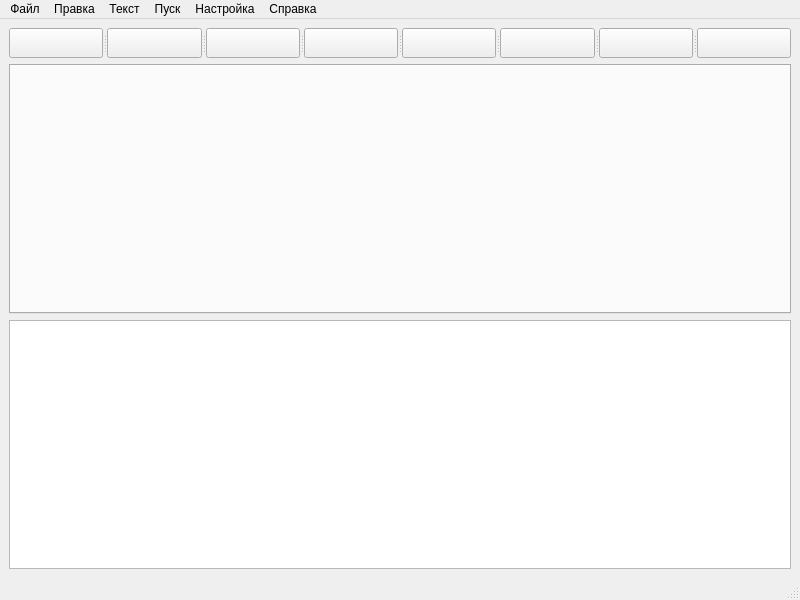
The window that mainwindow.ui (Rokli/Compiler) describes before a commit, drawn with Qt 5.
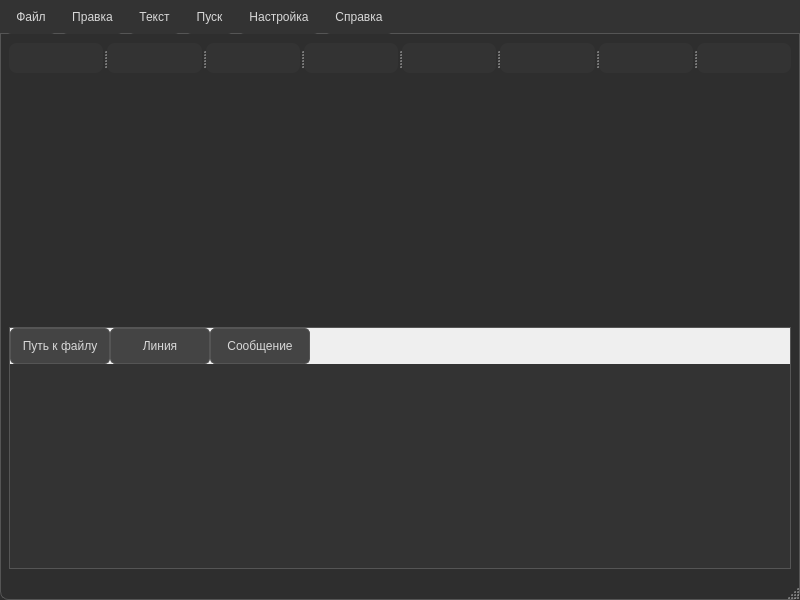
The same window after the commit. Icons and pictures are not drawn.

```diff
--- a/mainwindow.ui
+++ b/mainwindow.ui
@@ -13,6 +13,173 @@
   <property name="windowTitle">
    <string>Компилятор</string>
   </property>
+  <property name="styleSheet">
+   <string notr="true">QPushButton {
+    background-color: #333;
+    color: white;
+    border-radius: 8px;
+    padding: 5px;
+    font-size: 14px;
+}
+
+QPushButton:hover {
+    background-color: #555;
+}
+
+QPushButton:pressed {
+    background-color: #777;
+}
+
+QTabWidget {
+    background-color: #2E2E2E;  /* Более мягкий тёмно-серый */
+    color: #D8D8D8;  /* Светлый текст */
+    border: 2px solid #555555;
+    border-radius: 8px;
+}
+
+QTabWidget::pane {
+    border: none;
+    background-color: #2E2E2E;
+}
+
+QTabBar::tab {
+    background-color: #3C3C3C;  /* Немного светлее */
+    color: #D8D8D8;  /* Светлый текст */
+    padding: 10px;
+    border-radius: 5px;
+    min-width: 100px;
+}
+
+QTabBar::tab:selected {
+    background-color: #5C6BC0;  /* Легкий синий оттенок для выделенного таба */
+    color: white;
+    border-radius: 5px;
+}
+
+QTabBar::tab:hover {
+    background-color: #4C4C4C;  /* Немного светлее на ховер */
+    color: white;
+}
+
+QTabBar::tab:pressed {
+    background-color: #6A7F93;  /* Более холодный оттенок при нажатии */
+    color: white;
+}
+
+
+QTableWidget {
+    background-color: #333333; /* Темный фон для всего table */
+    color: #D8D8D8; /* Светлый текст */
+    border: 1px solid #555555;
+}
+
+QHeaderView::section {
+    background-color: #444444; /* Темный фон для заголовков столбцов */
+    color: #D8D8D8; /* Светлый текст в заголовках */
+    padding: 5px;
+    border: 1px solid #555555; /* Рамка для заголовков */
+}
+
+QTableWidget::item {
+    background-color: #333333; /* Темный фон для ячеек */
+    color: #D8D8D8; /* Светлый текст в ячейках */
+    border: 1px solid #555555; /* Рамка для ячеек */
+}
+
+QTableWidget::item:selected {
+    background-color: #5C6BC0; /* Синий фон для выделенных ячеек */
+    color: white;
+}
+
+QTableWidget::horizontalHeader {
+    background-color: #444444; /* Убираем белый фон у горизонтальных заголовков */
+}
+
+QTableWidget::verticalHeader {
+    background-color: #444444; /* Убираем белый фон у вертикальных заголовков */
+}
+
+QHeaderView::section {
+    background-color: #444444; /* Темный фон для заголовков */
+    color: #D8D8D8; /* Светлый текст заголовков */
+    padding: 8px;
+    border: 1px solid #555555;
+    border-radius: 5px;
+}
+
+QTableCornerButton::section {
+    background-color: #444444;
+    border: none;
+}
+
+
+
+QMainWindow {
+    background-color: #2E2E2E; /* Темный фон окна */
+    color: #D8D8D8; /* Светлый текст */
+    border: 1px solid #555555;
+    border-radius: 8px;
+}
+
+QMenuBar {
+    background-color: #333333; /* Темный фон для меню */
+    color: #D8D8D8; /* Светлый текст в меню */
+    border-bottom: 1px solid #555555;
+}
+
+QMenuBar::item {
+    background-color: #333333;
+    padding: 10px;
+    border-radius: 5px;
+}
+
+QMenuBar::item:selected {
+    background-color: #5C6BC0; /* Выделение пунктов меню */
+    color: white;
+}
+
+
+QLineEdit {
+    background-color: #3C3C3C; /* Темный фон для полей ввода */
+    color: #D8D8D8; /* Светлый текст */
+    border: 1px solid #555555;
+    border-radius: 5px;
+    padding: 5px;
+}
+
+
+QMessageBox {
+    background-color: #333333; /* Темный фон для всего окна */
+    color: #D8D8D8; /* Светлый текст */
+    border-radius: 10px; /* Округлые углы */
+    font-family: Arial, sans-serif; /* Шрифт */
+    font-size: 14px; /* Размер шрифта */
+}
+
+QMessageBox QPushButton {
+    background-color: #444444; /* Темный фон для кнопок */
+    color: #D8D8D8; /* Светлый текст на кнопках */
+    border: 1px solid #555555; /* Рамка кнопок */
+    border-radius: 5px; /* Округлые углы для кнопок */
+    padding: 5px 10px; /* Отступы в кнопках */
+}
+
+QMessageBox QPushButton:hover {
+    background-color: #5C6BC0; /* Цвет кнопки при наведении */
+    color: white;
+}
+
+QMessageBox QPushButton:pressed {
+    background-color: #3F51B5; /* Цвет кнопки при нажатии */
+    color: white;
+}
+
+QMessageBox QLabel {
+    color: #D8D8D8; /* Светлый текст в сообщении */
+}
+
+</string>
+  </property>
   <widget class="QWidget" name="centralwidget">
    <layout class="QVBoxLayout" name="verticalLayout">
     <item>
@@ -23,10 +190,16 @@
         <height>30</height>
        </size>
       </property>
+      <property name="styleSheet">
+       <string/>
+      </property>
       <property name="orientation">
        <enum>Qt::Orientation::Horizontal</enum>
       </property>
       <widget class="QPushButton" name="createDocumentButton">
+       <property name="styleSheet">
+        <string/>
+       </property>
        <property name="text">
         <string/>
        </property>
@@ -35,6 +208,9 @@
        </property>
       </widget>
       <widget class="QPushButton" name="openDocumentButton">
+       <property name="styleSheet">
+        <string/>
+       </property>
        <property name="text">
         <string/>
        </property>
@@ -43,6 +219,9 @@
        </property>
       </widget>
       <widget class="QPushButton" name="saveDocumentButton">
+       <property name="styleSheet">
+        <string/>
+       </property>
        <property name="text">
         <string/>
        </property>
@@ -51,6 +230,9 @@
        </property>
       </widget>
       <widget class="QPushButton" name="ovverideButton">
+       <property name="styleSheet">
+        <string notr="true"/>
+       </property>
        <property name="text">
         <string/>
        </property>
@@ -59,6 +241,9 @@
        </property>
       </widget>
       <widget class="QPushButton" name="replaceButton">
+       <property name="styleSheet">
+        <string notr="true"/>
+       </property>
        <property name="text">
         <string/>
        </property>
@@ -67,6 +252,9 @@
        </property>
       </widget>
       <widget class="QPushButton" name="copyButton">
+       <property name="styleSheet">
+        <string notr="true"/>
+       </property>
        <property name="text">
         <string/>
        </property>
@@ -75,6 +263,9 @@
        </property>
       </widget>
       <widget class="QPushButton" name="cutButton">
+       <property name="styleSheet">
+        <string notr="true"/>
+       </property>
        <property name="text">
         <string/>
        </property>
@@ -83,6 +274,9 @@
        </property>
       </widget>
       <widget class="QPushButton" name="insertButton">
+       <property name="styleSheet">
+        <string notr="true"/>
+       </property>
        <property name="text">
         <string/>
        </property>
@@ -94,13 +288,35 @@
     </item>
     <item>
      <widget class="QTabWidget" name="tabWidget">
+      <property name="styleSheet">
+       <string/>
+      </property>
       <property name="currentIndex">
        <number>-1</number>
       </property>
      </widget>
     </item>
     <item>
-     <widget class="QPlainTextEdit" name="console"/>
+     <widget class="QTableWidget" name="tableWidget">
+      <property name="styleSheet">
+       <string/>
+      </property>
+      <column>
+       <property name="text">
+        <string>Путь к файлу</string>
+       </property>
+      </column>
+      <column>
+       <property name="text">
+        <string>Линия</string>
+       </property>
+      </column>
+      <column>
+       <property name="text">
+        <string>Сообщение</string>
+       </property>
+      </column>
+     </widget>
     </item>
    </layout>
   </widget>
@@ -111,7 +327,7 @@
      <x>0</x>
      <y>0</y>
      <width>800</width>
-     <height>23</height>
+     <height>38</height>
     </rect>
    </property>
    <widget class="QMenu" name="menuFile">
```
Left out of the diff: 6 changed lines with no effect on the pictures.
